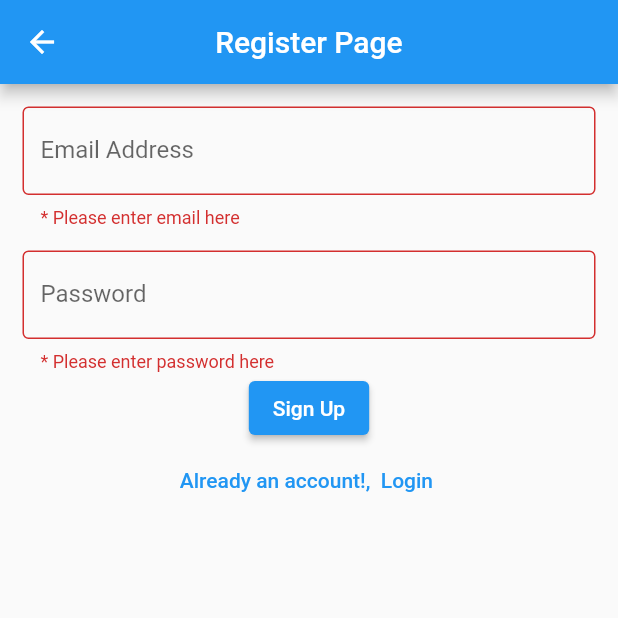
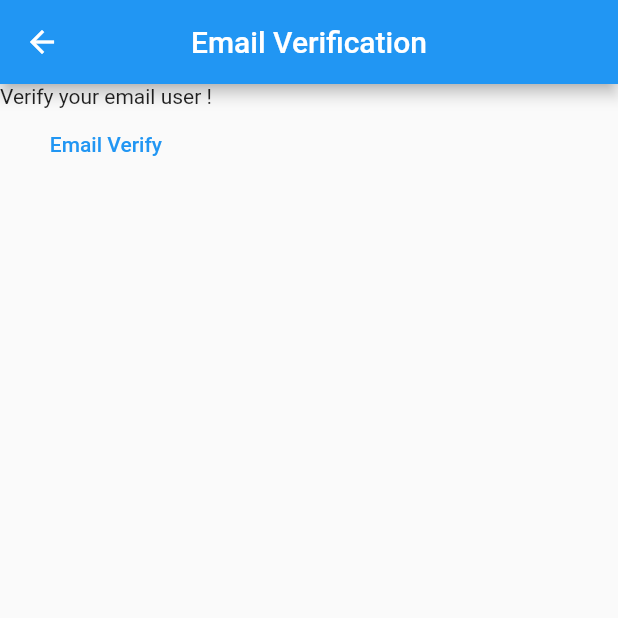
Before and after one commit to Rawat-Arjun/flutter-development, a Flutter app: the RegisterView screen opened by its route, after a tap on "Sign Up", on a phone screen of 412 x 824 dp, the top half of it. Run offline on Flutter 3.47's test engine with Material 2 defaults, Android fonts, the phone set to English and light mode, and no system bars; our stand-ins replace email_validator, firebase_auth, firebase_core; accounts and stored records are empty; network calls fail.

Commit message:
implement email verifiaction and clean hardcoding

```diff
--- /dev/null
+++ b/lib/constants/routes.dart
@@ -0,0 +1,4 @@
+const registerRoute = '/register/';
+const loginRoute = '/login/';
+const notesRoute = '/notes/';
+const verifyEmailRoute = '/verifyEmail/';
--- a/lib/login_screen.dart
+++ /dev/null
@@ -1,117 +0,0 @@
-import 'package:firebase_auth/firebase_auth.dart';
-import 'package:firebase_core/firebase_core.dart';
-import 'package:flutter/material.dart';
-import 'firebase_options.dart';
-import 'package:mynotes/login_screen.dart';
-
-class LoginView extends StatefulWidget {
-  const LoginView({super.key});
-
-
-
-  @override
-  State<LoginView> createState() => _LoginViewState();
-}
-
-class _LoginViewState extends State<LoginView> {
-  final TextEditingController email = TextEditingController();
-  final TextEditingController password = TextEditingController();
-
-  @override
-  Widget build(BuildContext context) {
-    return Scaffold(
-      appBar: AppBar(
-        centerTitle: true,
-        title: const Text('Login Page'),
-      ),
-      body: Padding(padding: const EdgeInsets.all(16.0),
-        child: Column(children: [
-          TextField(
-            controller: email,
-            enableSuggestions: false,
-            keyboardType: TextInputType.emailAddress,
-            decoration: const InputDecoration(hintText: 'Email Address',border: OutlineInputBorder()),
-          ),
-          const SizedBox(height: 20),
-          TextField(
-
-            controller: password,
-            obscureText: true,
-            enableSuggestions: false,
-            decoration: const InputDecoration(hintText: 'Password',border: OutlineInputBorder()),
-          ),
-          const SizedBox(height: 20),
-          Center(
-            child: ElevatedButton(
-                onPressed: () async {
-                  await Firebase.initializeApp(
-                    options: DefaultFirebaseOptions.currentPlatform,
-                  );
-                  final email_ = email.text;
-                  final password_ = password.text;
-                  try {
-                     final UserCredential = await FirebaseAuth.instance
-                      .signInWithEmailAndPassword(
-                          email: email_,
-                          password: password_);
-                  print(UserCredential);
-                  } on FirebaseAuthException catch (e) {
-                    print(e.runtimeType);
-
-                    if(e.code=='user-not-found'){
-                      print(e.runtimeType);
-                      print('User not found !');
-                    // ignore: use_build_context_synchronously
-                    return showDialog(context: context, builder: ((context) {
-                      return Container(
-                        child: AlertDialog(
-                          title: const Text('You are not Registered yet, Register now !'),
-                          actions: [
-                            TextButton(onPressed:() {
-                              Navigator.of(context).pushNamedAndRemoveUntil('/register/',
-                              (route) => false);
-                            },
-                            child: const Text('Ok'),)
-                          ],
-                        ),
-                      );
-                    }));
-                      }
-                      else if(e.code=='wrong-password'){
-                        print(e.runtimeType);
-                        print('Entered wrong Password !');
-                        // ignore: use_build_context_synchronously
-                    return showDialog(context: context, builder: ((context) {
-                      return Container(
-                        child: AlertDialog(
-                          title: const Text('You entered wrong password. Try again !'),
-                          actions: [
-                            TextButton(onPressed:() {
-                              Navigator.of(context).pushNamedAndRemoveUntil('/login/',
-                              (route) => false);
-                            },
-                            child: const Text('Ok'),)
-                          ],
-                        ),
-                      );
-                    }));
-                    }
-                    else{
-                      print('Some other error occured !');
-                    }
-                  Navigator.of(context).pushNamedAndRemoveUntil(
-                    '/notes/',
-                    (route) => false,
-                  );
-                  }
-
-                },
-               child: const Text('Login'),
-             onHover: (value) => 'Login Now',),
-
-          ),
-        ]),
-      ),
-    );
-  }
-}
--- a/lib/registration_screen.dart
+++ /dev/null
@@ -1,178 +0,0 @@
-import 'package:email_validator/email_validator.dart';
-import 'package:firebase_auth/firebase_auth.dart';
-import 'package:flutter/material.dart';
-import 'firebase_options.dart';
-import 'package:firebase_core/firebase_core.dart';
-
-class RegisterView extends StatefulWidget {
-  const RegisterView({super.key});
-
-  @override
-  State<RegisterView> createState() => _RegisterViewState();
-}
-
-class _RegisterViewState extends State<RegisterView> {
-  final formkey = GlobalKey<FormState>();
-
-  final TextEditingController email = TextEditingController();
-  final TextEditingController password = TextEditingController();
-
-  // void main(){
-  //   register().getData();
-  // }
-
-  @override
-  Widget build(BuildContext context) {
-    return Scaffold(
-      appBar: AppBar(
-        centerTitle: true,
-        title: const Text('Register Page'),
-      ),
-      body: Padding(
-        padding: const EdgeInsets.all(15.0),
-        child: Form(
-          key: formkey,
-          child: Column(
-            children: [
-              TextFormField(
-                controller: email,
-                enableSuggestions: false,
-                keyboardType: TextInputType.emailAddress,
-                autofillHints: const [AutofillHints.email],
-                 validator: (email) {
-                  if (email!.isEmpty) {
-                  return '* Please enter email here';
-                 }
-                 else if (email != null && !EmailValidator.validate(email)){
-                  return '* Enter a Valid Email Address';
-                 }
-                 else {
-                  return null;
-                 }
-                 },
-                // validator: (emailId) =>
-                //     emailId != null && !EmailValidator.validate(emailId)
-                //         ? '* Enter a valid Email Address'
-                //         : null,
-
-                decoration: const InputDecoration(
-                    labelText: 'Email Address', border: OutlineInputBorder()),
-              ),
-              const SizedBox(
-                height: 15,
-              ),
-              TextFormField(
-                controller: password,
-                obscureText: true,
-                enableSuggestions: false,
-                validator: (value) {
-                  if (value!.isEmpty){
-                    return '* Please enter password here';
-                    }
-                    else if(value.length<6){
-                      return 'Password should contains atleast 6 letters';
-                    }
-                    else{
-                      return null;
-                    }
-                },
-                decoration: const InputDecoration(
-                    labelText: 'Password', border: OutlineInputBorder()),
-              ),
-              Center(
-                child: ElevatedButton(
-                    onPressed: () async {
-                      final form = formkey.currentState!;
-                      if (form.validate()) {
-                        final email_ = email.text;
-                        final password_ = password.text;
-                      }
-
-                      await Firebase.initializeApp(
-                        options: DefaultFirebaseOptions.currentPlatform,
-                      );
-                      final email_ = email.text;
-                      final password_ = password.text;
-                      try {
-                         final UserCredential = await FirebaseAuth.instance
-                          .createUserWithEmailAndPassword(
-                              email: email_, password: password_);
-
-                      print(UserCredential);
-                      } on FirebaseAuthException catch (e) {
-                        if (e.code=='weak-password') {
-                          print(e.runtimeType);
-                          print('Weak passwowrd');
-                          // ignore: use_build_context_synchronously
-                    return showDialog(context: context, builder: ((context) {
-                      return Container(
-                        child: AlertDialog(
-                          title: const Text('You entered weak password. Try some hard one !'),
-                          actions: [
-                            TextButton(onPressed:() {
-                              Navigator.of(context).pushNamedAndRemoveUntil('/register/',
-                              (route) => false);
-                            },
-                            child: const Text('Ok'),)
-                          ],
-                        ),
-                      );
-                    }));
-                        }
-                        else if (e.code=='email-already-in-use'){
-                          print('you have already an account, You can simply login !');
-                          // ignore: use_build_context_synchronously
-                    return showDialog(context: context, builder: ((context) {
-                      return Container(
-                        child: AlertDialog(
-                          title: const Text('''You are already an user of our App.
-click "Login Now"-> to go to login "
-click "Stay"-> to stay here '''),
-                          actions: [
-                            TextButton(onPressed:() {
-                              Navigator.of(context).pushNamedAndRemoveUntil('/login/',
-                              (route) => false);
-                            },
-                            child: const Text('Login Now'),),
-
-                            TextButton(onPressed:() {
-                              Navigator.of(context).pushNamedAndRemoveUntil('/register/',
-                              (route) => false);
-                            },
-                            child: const Text('Stay'),)
-                          ],
-                        ),
-                      );
-                    }));
-                        }
-                      }
-                    },
-                    child: const Text('Sign Up')),
-              ),
-              Container(
-                child: TextButton(
-                  onPressed: () async {
-                    Navigator.of(context).pushNamedAndRemoveUntil(
-                      '/login/',
-                      (route) => false,
-                    );
-                  },
-                  child: const Text('Already an account!,  Login '),
-                ),
-              )
-            ],
-          ),
-        ),
-      ),
-    );
-  }
-}
-
-class register {
-  getData() {
-    var PasswordCredential = '';
-    var EmailAuthCredential = '';
-    print(EmailAuthCredential);
-    print(PasswordCredential);
-  }
-}
--- /dev/null
+++ b/lib/screens/registration_screen.dart
@@ -0,0 +1,179 @@
+import 'package:email_validator/email_validator.dart';
+import 'package:firebase_auth/firebase_auth.dart';
+import 'package:flutter/material.dart';
+import 'package:mynotes/constants/routes.dart';
+import 'package:mynotes/screens/verifyEmail_screen.dart';
+import '../firebase_options.dart';
+import 'package:firebase_core/firebase_core.dart';
+
+class RegisterView extends StatefulWidget {
+  const RegisterView({super.key});
+
+  @override
+  State<RegisterView> createState() => _RegisterViewState();
+}
+
+class _RegisterViewState extends State<RegisterView> {
+  final formkey = GlobalKey<FormState>();
+
+  final TextEditingController email = TextEditingController();
+  final TextEditingController password = TextEditingController();
+
+  @override
+  Widget build(BuildContext context) {
+    return Scaffold(
+      appBar: AppBar(
+        centerTitle: true,
+        title: const Text('Register Page'),
+      ),
+      body: Padding(
+        padding: const EdgeInsets.all(15.0),
+        child: Form(
+          key: formkey,
+          child: Column(
+            children: [
+              TextFormField(
+                controller: email,
+                enableSuggestions: false,
+                keyboardType: TextInputType.emailAddress,
+                autofillHints: const [AutofillHints.email],
+                validator: (email) {
+                  if (email!.isEmpty) {
+                    return '* Please enter email here';
+                  } else if (!EmailValidator.validate(email)) {
+                    return '* Enter a Valid Email Address';
+                  } else {
+                    return null;
+                  }
+                },
+                decoration: const InputDecoration(
+                    labelText: 'Email Address', border: OutlineInputBorder()),
+              ),
+              const SizedBox(
+                height: 15,
+              ),
+              TextFormField(
+                controller: password,
+                obscureText: true,
+                enableSuggestions: false,
+                validator: (value) {
+                  if (value!.isEmpty) {
+                    return '* Please enter password here';
+                  } else if (value.length < 6) {
+                    return 'Password should contains atleast 6 letters';
+                  } else {
+                    return null;
+                  }
+                },
+                decoration: const InputDecoration(
+                    labelText: 'Password', border: OutlineInputBorder()),
+              ),
+              Center(
+                child: ElevatedButton(
+                    onPressed: () async {
+                      final form = formkey.currentState!;
+                      if (form.validate()) {
+                        final email_ = email.text;
+                        final password_ = password.text;
+                      }
+
+                      await Firebase.initializeApp(
+                        options: DefaultFirebaseOptions.currentPlatform,
+                      );
+                      final email_ = email.text;
+                      final password_ = password.text;
+                      try {
+                        final UserCredential = await FirebaseAuth.instance
+                            .createUserWithEmailAndPassword(
+                                email: email_, password: password_);
+
+                        print(UserCredential);
+                      } on FirebaseAuthException catch (e) {
+                        if (e.code == 'weak-password') {
+                          print(e.runtimeType);
+                          print('Weak passwowrd');
+                          // ignore: use_build_context_synchronously
+                          return showDialog(
+                              context: context,
+                              builder: ((context) {
+                                return Container(
+                                  child: AlertDialog(
+                                    title: const Text(
+                                        'You entered weak password. Try some hard one !'),
+                                    actions: [
+                                      TextButton(
+                                        onPressed: () {
+                                          Navigator.of(context)
+                                              .pushNamedAndRemoveUntil(
+                                                  registerRoute,
+                                                  (route) => false);
+                                        },
+                                        child: const Text('Ok'),
+                                      )
+                                    ],
+                                  ),
+                                );
+                              }));
+                        } else if (e.code == 'email-already-in-use') {
+                          print(
+                              'you have already an account, You can simply login !');
+                          // ignore: use_build_context_synchronously
+                          return showDialog(
+                              context: context,
+                              builder: ((context) {
+                                return Container(
+                                  child: AlertDialog(
+                                    title: const Text(
+                                        '''You are already an user of our App.
+click "Login Now"-> to go to login "
+click "Stay"-> to stay here '''),
+                                    actions: [
+                                      TextButton(
+                                        onPressed: () {
+                                          Navigator.of(context)
+                                              .pushNamedAndRemoveUntil(
+                                                  loginRoute, (route) => false);
+                                        },
+                                        child: const Text('Login Now'),
+                                      ),
+                                      TextButton(
+                                        onPressed: () {
+                                          Navigator.of(context)
+                                              .pushNamedAndRemoveUntil(
+                                                  registerRoute,
+                                                  (route) => false);
+                                        },
+                                        child: const Text('Stay'),
+                                      )
+                                    ],
+                                  ),
+                                );
+                              }));
+                        }
+                      }
+                      Navigator.of(context).push(
+                        MaterialPageRoute(
+                          builder: (context) => verifyEmail(),
+                        ),
+                      );
+                    },
+                    child: const Text('Sign Up')),
+              ),
+              Container(
+                child: TextButton(
+                  onPressed: () async {
+                    Navigator.of(context).pushNamedAndRemoveUntil(
+                      loginRoute,
+                      (route) => false,
+                    );
+                  },
+                  child: const Text('Already an account!,  Login '),
+                ),
+              )
+            ],
+          ),
+        ),
+      ),
+    );
+  }
+}
--- /dev/null
+++ b/lib/screens/verifyEmail_screen.dart
@@ -0,0 +1,35 @@
+import 'package:firebase_auth/firebase_auth.dart';
+import 'package:flutter/material.dart';
+
+class verifyEmail extends StatefulWidget {
+  const verifyEmail({super.key});
+
+  @override
+  State<verifyEmail> createState() => _verifyEmailState();
+}
+
+class _verifyEmailState extends State<verifyEmail> {
+  @override
+  Widget build(BuildContext context) {
+    return Scaffold(
+      appBar: AppBar(
+        title: const Text('Email Verification'),
+        centerTitle: true,
+      ),
+      body: Column(
+        children: [
+          const Text('Verify your email user !'),
+          TextButton(
+            onPressed: (
+            ) async{
+                final user = FirebaseAuth.instance.currentUser;
+                var verify = await user!.sendEmailVerification();
+              print(user);
+            },
+            child: const Text('Email Verify'),
+          ),
+        ],
+      ),
+    );
+  }
+}
```
Also changed, not shown: lib/main.dart (+20 -31 lines), lib/screens/login_screen.dart (added, +147 -0 lines), 1 other file.
